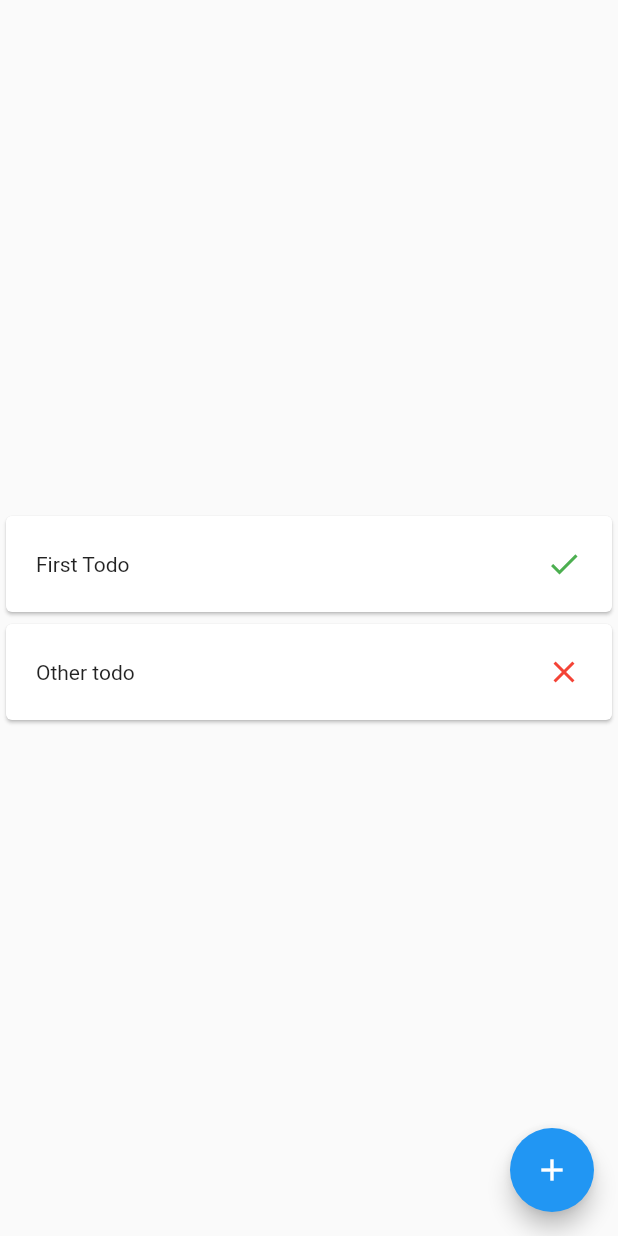
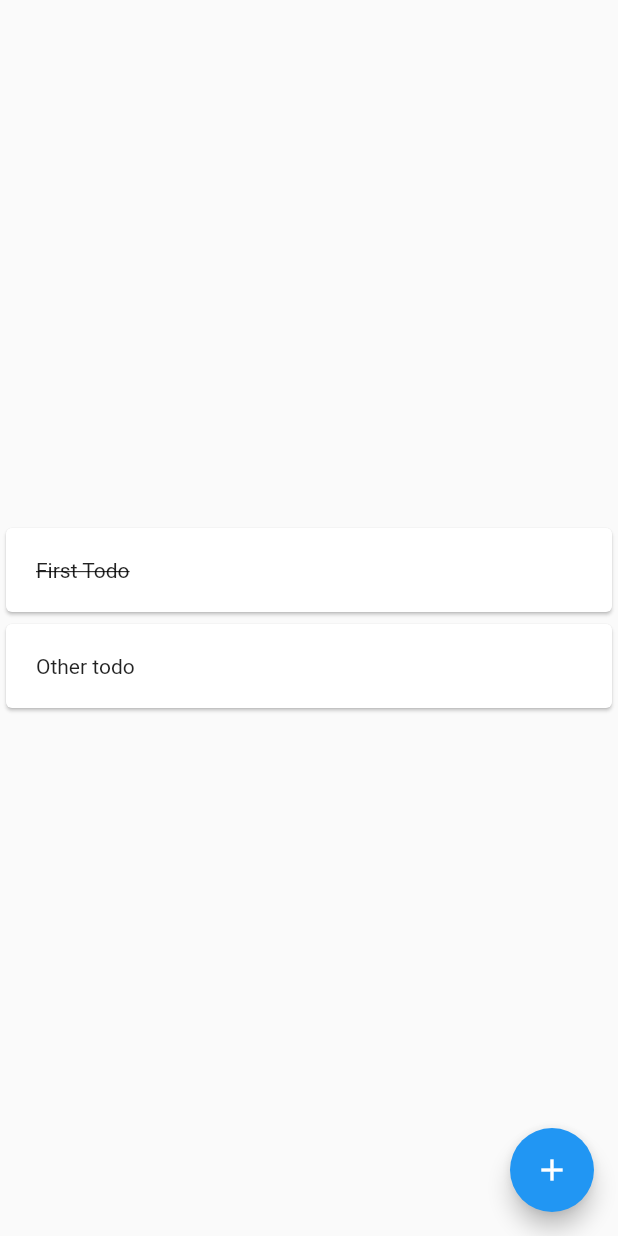
Before and after one commit to seif-baazouzi/todosapp, a Flutter app: the screen it shows after launch, on a phone screen of 412 x 824 dp. Run offline on Flutter 3.47's test engine with Material 2 defaults, Android fonts, the phone set to English and light mode, and no system bars.

Commit message:
change done todo style

```diff
--- a/lib/Widgets/todo-card.dart
+++ b/lib/Widgets/todo-card.dart
@@ -22,10 +22,14 @@ class TodoCard extends StatelessWidget {
           child: Row(
               mainAxisAlignment: MainAxisAlignment.spaceBetween,
               children: <Widget>[
-                Text(todo.todo),
-                todo.done
-                    ? const Icon(Icons.done, color: Colors.green)
-                    : const Icon(Icons.close, color: Colors.red)
+                Text(
+                  todo.todo,
+                  style: TextStyle(
+                    decoration: todo.done
+                        ? TextDecoration.lineThrough
+                        : TextDecoration.none,
+                  ),
+                ),
               ]),
         ),
       ),
```
